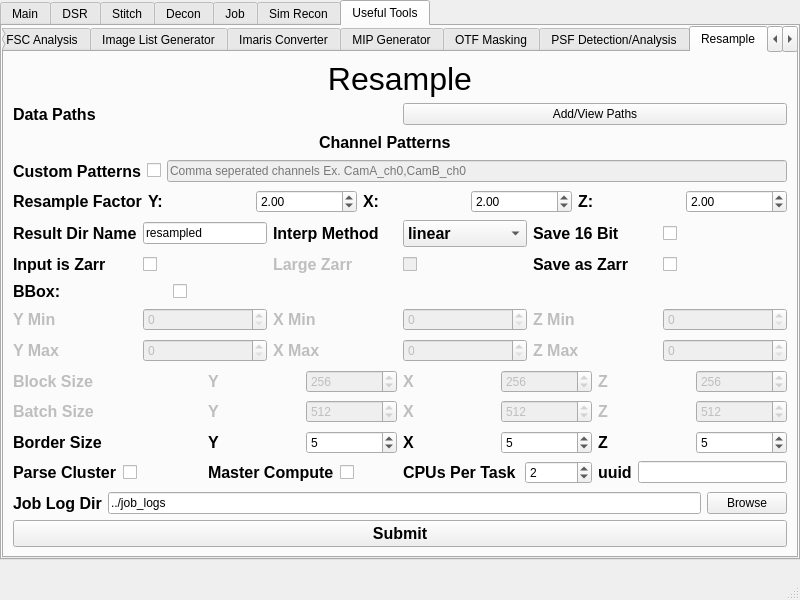
Qt form src/mainwindow.ui (abcucberkeley/PetaKit5D-GUI) before a commit.
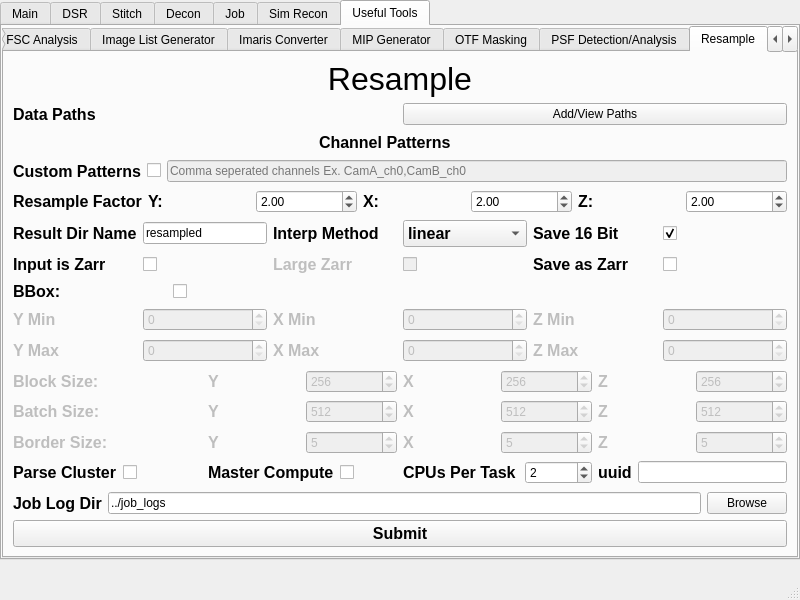
The same form after that commit. The open tabs and pages were chosen to show the change.

What changed in the file:
```diff
--- a/src/mainwindow.ui
+++ b/src/mainwindow.ui
@@ -11947,6 +11947,9 @@
                   <property name="text">
                    <string/>
                   </property>
+                  <property name="checked">
+                   <bool>true</bool>
+                  </property>
                  </widget>
                 </item>
                </layout>
@@ -12374,7 +12377,7 @@
                  </font>
                 </property>
                 <property name="text">
-                 <string>Block Size</string>
+                 <string>Block Size:</string>
                 </property>
                </widget>
               </item>
@@ -12517,7 +12520,7 @@
                  </font>
                 </property>
                 <property name="text">
-                 <string>Batch Size</string>
+                 <string>Batch Size:</string>
                 </property>
                </widget>
               </item>
@@ -12648,6 +12651,9 @@
              <layout class="QHBoxLayout" name="resampleBorderSizeHorizontalLayout">
               <item>
                <widget class="QLabel" name="resampleBorderSizeLabel">
+                <property name="enabled">
+                 <bool>false</bool>
+                </property>
                 <property name="font">
                  <font>
                   <pointsize>12</pointsize>
@@ -12657,7 +12663,7 @@
                  </font>
                 </property>
                 <property name="text">
-                 <string>Border Size</string>
+                 <string>Border Size:</string>
                 </property>
                </widget>
               </item>
@@ -12666,7 +12672,7 @@
                 <item>
                  <widget class="QLabel" name="resampleBorderSizeYLabel">
                   <property name="enabled">
-                   <bool>true</bool>
+                   <bool>false</bool>
                   </property>
                   <property name="font">
                    <font>
@@ -12682,7 +12688,7 @@
                 <item>
                  <widget class="QDoubleSpinBox" name="resampleBorderSizeYSpinBox">
                   <property name="enabled">
-                   <bool>true</bool>
+                   <bool>false</bool>
                   </property>
                   <property name="decimals">
                    <number>0</number>
@@ -12702,7 +12708,7 @@
                 <item>
                  <widget class="QLabel" name="resampleBorderSizeXLabel">
                   <property name="enabled">
-                   <bool>true</bool>
+                   <bool>false</bool>
                   </property>
                   <property name="font">
                    <font>
@@ -12718,7 +12724,7 @@
                 <item>
                  <widget class="QDoubleSpinBox" name="resampleBorderSizeXSpinBox">
                   <property name="enabled">
-                   <bool>true</bool>
+                   <bool>false</bool>
                   </property>
                   <property name="decimals">
                    <number>0</number>
@@ -12738,7 +12744,7 @@
                 <item>
                  <widget class="QLabel" name="resampleBorderSizeZLabel">
                   <property name="enabled">
-                   <bool>true</bool>
+                   <bool>false</bool>
                   </property>
                   <property name="font">
                    <font>
@@ -12754,7 +12760,7 @@
                 <item>
                  <widget class="QDoubleSpinBox" name="resampleBorderSizeZSpinBox">
                   <property name="enabled">
-                   <bool>true</bool>
+                   <bool>false</bool>
                   </property>
                   <property name="decimals">
                    <number>0</number>
```
Left out of the diff: 34 changed lines with no effect on the pictures.
